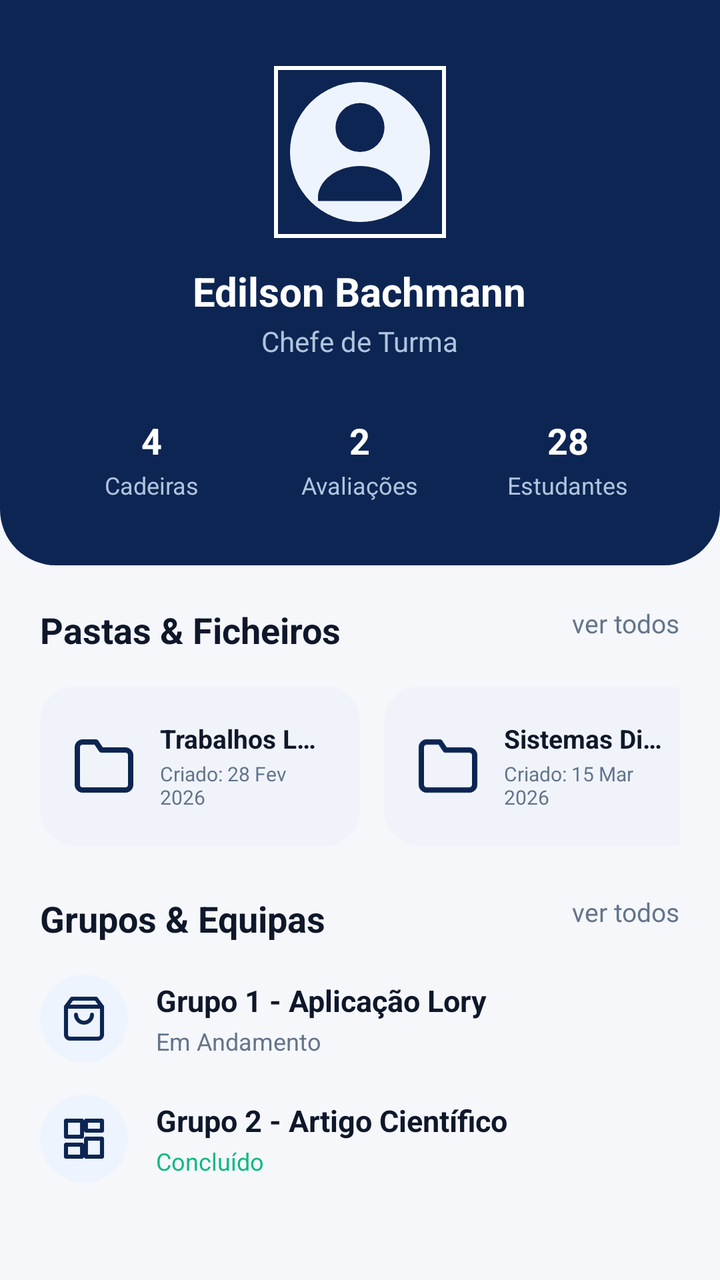
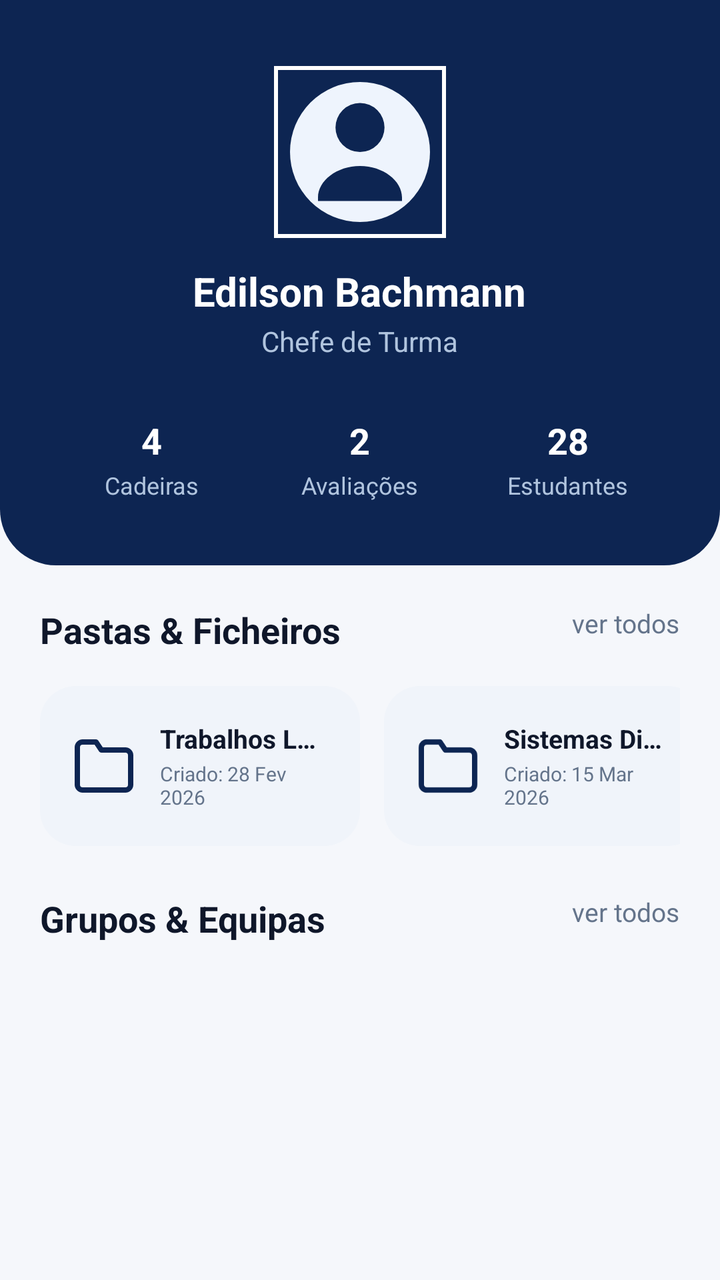

Compare the two renders of this Android layout. The source of the first and the diff that turns it into the second are given below.
<!-- AndroidManifest.xml: application theme Theme.Lory -->
<!-- res/layout/fragment_profile.xml -->
<?xml version="1.0" encoding="utf-8"?>
<androidx.core.widget.NestedScrollView xmlns:android="http://schemas.android.com/apk/res/android"
    xmlns:app="http://schemas.android.com/apk/res-auto"
    xmlns:tools="http://schemas.android.com/tools"
    android:layout_width="match_parent"
    android:layout_height="match_parent"
    android:background="@color/background_light"
    android:fillViewport="true">

    <LinearLayout
        android:layout_width="match_parent"
        android:layout_height="wrap_content"
        android:orientation="vertical">

        
        <LinearLayout
            android:layout_width="match_parent"
            android:layout_height="wrap_content"
            android:background="@drawable/bg_profile_header"
            android:gravity="center_horizontal"
            android:orientation="vertical"
            android:paddingStart="24dp"
            android:paddingTop="32dp"
            android:paddingEnd="24dp"
            android:paddingBottom="32dp">

            
            <com.google.android.material.imageview.ShapeableImageView
                android:id="@+id/iv_profile_avatar"
                android:layout_width="88dp"
                android:layout_height="88dp"
                android:contentDescription="@string/desc_avatar"
                android:padding="2dp"
                android:src="@drawable/ic_avatar_placeholder"
                app:cornerSize="50%"
                app:strokeColor="@color/white"
                app:strokeWidth="2dp" />

            
            <TextView
                android:id="@+id/tv_profile_name"
                android:layout_width="wrap_content"
                android:layout_height="wrap_content"
                android:layout_marginTop="12dp"
                android:text="Edilson Bachmann"
                android:textColor="@color/white"
                android:textSize="20sp"
                android:textStyle="bold" />

            
            <TextView
                android:id="@+id/tv_profile_role"
                android:layout_width="wrap_content"
                android:layout_height="wrap_content"
                android:layout_marginTop="2dp"
                android:text="@string/role_chefe"
                android:textColor="@color/text_white_muted"
                android:textSize="14sp" />

            
            <LinearLayout
                android:layout_width="match_parent"
                android:layout_height="wrap_content"
                android:layout_marginTop="28dp"
                android:baselineAligned="false"
                android:orientation="horizontal"
                android:weightSum="3">

                
                <LinearLayout
                    android:layout_width="0dp"
                    android:layout_height="wrap_content"
                    android:layout_weight="1"
                    android:gravity="center"
                    android:orientation="vertical">

                    <TextView
                        android:id="@+id/tv_stat_cadeiras_count"
                        android:layout_width="wrap_content"
                        android:layout_height="wrap_content"
                        android:text="4"
                        android:textColor="@color/white"
                        android:textSize="18sp"
                        android:textStyle="bold" />

                    <TextView
                        android:layout_width="wrap_content"
                        android:layout_height="wrap_content"
                        android:layout_marginTop="2dp"
                        android:text="@string/stat_cadeiras"
                        android:textColor="@color/text_white_muted"
                        android:textSize="12sp" />
                </LinearLayout>

                
                <LinearLayout
                    android:layout_width="0dp"
                    android:layout_height="wrap_content"
                    android:layout_weight="1"
                    android:gravity="center"
                    android:orientation="vertical">

                    <TextView
                        android:id="@+id/tv_stat_eventos_count"
                        android:layout_width="wrap_content"
                        android:layout_height="wrap_content"
                        android:text="2"
                        android:textColor="@color/white"
                        android:textSize="18sp"
                        android:textStyle="bold" />

                    <TextView
                        android:layout_width="wrap_content"
                        android:layout_height="wrap_content"
                        android:layout_marginTop="2dp"
                        android:text="@string/stat_eventos"
                        android:textColor="@color/text_white_muted"
                        android:textSize="12sp" />
                </LinearLayout>

                
                <LinearLayout
                    android:layout_width="0dp"
                    android:layout_height="wrap_content"
                    android:layout_weight="1"
                    android:gravity="center"
                    android:orientation="vertical">

                    <TextView
                        android:id="@+id/tv_stat_estudantes_count"
                        android:layout_width="wrap_content"
                        android:layout_height="wrap_content"
                        android:text="28"
                        android:textColor="@color/white"
                        android:textSize="18sp"
                        android:textStyle="bold" />

                    <TextView
                        android:layout_width="wrap_content"
                        android:layout_height="wrap_content"
                        android:layout_marginTop="2dp"
                        android:text="@string/stat_estudantes"
                        android:textColor="@color/text_white_muted"
                        android:textSize="12sp" />
                </LinearLayout>

            </LinearLayout>

        </LinearLayout>

        
        <LinearLayout
            android:layout_width="match_parent"
            android:layout_height="wrap_content"
            android:orientation="vertical"
            android:padding="20dp">

            
            <RelativeLayout
                android:layout_width="match_parent"
                android:layout_height="wrap_content"
                android:layout_marginBottom="16dp">

                <TextView
                    android:layout_width="wrap_content"
                    android:layout_height="wrap_content"
                    android:layout_alignParentStart="true"
                    android:text="@string/folders_title"
                    android:textColor="@color/text_primary"
                    android:textSize="18sp"
                    android:textStyle="bold" />

                <TextView
                    android:id="@+id/tv_view_all_folders"
                    android:layout_width="wrap_content"
                    android:layout_height="wrap_content"
                    android:layout_alignParentEnd="true"
                    android:text="@string/view_all"
                    android:textColor="@color/text_secondary"
                    android:textSize="13sp" />
            </RelativeLayout>

            
            <HorizontalScrollView
                android:layout_width="match_parent"
                android:layout_height="wrap_content"
                android:layout_marginBottom="24dp"
                android:scrollbars="none">

                <LinearLayout
                    android:layout_width="wrap_content"
                    android:layout_height="wrap_content"
                    android:orientation="horizontal">

                    
                    <LinearLayout
                        android:layout_width="160dp"
                        android:layout_height="80dp"
                        android:layout_marginEnd="12dp"
                        android:background="@drawable/bg_card_light"
                        android:gravity="center_vertical"
                        android:orientation="horizontal"
                        android:padding="16dp">

                        <ImageView
                            android:layout_width="32dp"
                            android:layout_height="32dp"
                            android:contentDescription="@string/desc_folder"
                            android:src="@drawable/ic_folder"
                            app:tint="@color/primary_dark_blue" />

                        <LinearLayout
                            android:layout_width="match_parent"
                            android:layout_height="wrap_content"
                            android:layout_marginStart="12dp"
                            android:orientation="vertical">

                            <TextView
                                android:layout_width="wrap_content"
                                android:layout_height="wrap_content"
                                android:ellipsize="end"
                                android:maxLines="1"
                                android:text="Trabalhos Lory"
                                android:textColor="@color/text_primary"
                                android:textSize="13sp"
                                android:textStyle="bold" />

                            <TextView
                                android:layout_width="wrap_content"
                                android:layout_height="wrap_content"
                                android:layout_marginTop="2dp"
                                android:text="Criado: 28 Fev 2026"
                                android:textColor="@color/text_secondary"
                                android:textSize="10sp" />
                        </LinearLayout>
                    </LinearLayout>

                    
                    <LinearLayout
                        android:layout_width="160dp"
                        android:layout_height="80dp"
                        android:layout_marginEnd="12dp"
                        android:background="@drawable/bg_card_light"
                        android:gravity="center_vertical"
                        android:orientation="horizontal"
                        android:padding="16dp">

                        <ImageView
                            android:layout_width="32dp"
                            android:layout_height="32dp"
                            android:contentDescription="@string/desc_folder"
                            android:src="@drawable/ic_folder"
                            app:tint="@color/primary_dark_blue" />

                        <LinearLayout
                            android:layout_width="match_parent"
                            android:layout_height="wrap_content"
                            android:layout_marginStart="12dp"
                            android:orientation="vertical">

                            <TextView
                                android:layout_width="wrap_content"
                                android:layout_height="wrap_content"
                                android:ellipsize="end"
                                android:maxLines="1"
                                android:text="Sistemas Distribuídos"
                                android:textColor="@color/text_primary"
                                android:textSize="13sp"
                                android:textStyle="bold" />

                            <TextView
                                android:layout_width="wrap_content"
                                android:layout_height="wrap_content"
                                android:layout_marginTop="2dp"
                                android:text="Criado: 15 Mar 2026"
                                android:textColor="@color/text_secondary"
                                android:textSize="10sp" />
                        </LinearLayout>
                    </LinearLayout>

                </LinearLayout>
            </HorizontalScrollView>

            
            <RelativeLayout
                android:layout_width="match_parent"
                android:layout_height="wrap_content"
                android:layout_marginBottom="16dp">

                <TextView
                    android:layout_width="wrap_content"
                    android:layout_height="wrap_content"
                    android:layout_alignParentStart="true"
                    android:text="@string/my_team_title"
                    android:textColor="@color/text_primary"
                    android:textSize="18sp"
                    android:textStyle="bold" />

                <TextView
                    android:id="@+id/tv_view_all_team"
                    android:layout_width="wrap_content"
                    android:layout_height="wrap_content"
                    android:layout_alignParentEnd="true"
                    android:text="@string/view_all"
                    android:textColor="@color/text_secondary"
                    android:textSize="13sp" />
            </RelativeLayout>

            

            
            <RelativeLayout
                android:layout_width="match_parent"
                android:layout_height="wrap_content"
                android:layout_marginBottom="16dp">

                <ImageView
                    android:id="@+id/item1_icon"
                    android:layout_width="44dp"
                    android:layout_height="44dp"
                    android:layout_alignParentStart="true"
                    android:layout_centerVertical="true"
                    android:background="@drawable/bg_circle_icon"
                    android:contentDescription="@string/desc_icon"
                    android:padding="10dp"
                    android:src="@drawable/ic_bag"
                    app:tint="@color/primary_dark_blue" />

                <LinearLayout
                    android:layout_width="wrap_content"
                    android:layout_height="wrap_content"
                    android:layout_centerVertical="true"
                    android:layout_marginStart="14dp"
                    android:layout_toEndOf="@id/item1_icon"
                    android:orientation="vertical">

                    <TextView
                        android:layout_width="wrap_content"
                        android:layout_height="wrap_content"
                        android:text="Grupo 1 - Aplicação Lory"
                        android:textColor="@color/text_primary"
                        android:textSize="15sp"
                        android:textStyle="bold" />

                    <TextView
                        android:layout_width="wrap_content"
                        android:layout_height="wrap_content"
                        android:layout_marginTop="2dp"
                        android:text="@string/project_in_progress"
                        android:textColor="@color/text_secondary"
                        android:textSize="12sp" />
                </LinearLayout>

            </RelativeLayout>

            
            <RelativeLayout
                android:layout_width="match_parent"
                android:layout_height="wrap_content"
                android:layout_marginBottom="16dp">

                <ImageView
                    android:id="@+id/item2_icon"
                    android:layout_width="44dp"
                    android:layout_height="44dp"
                    android:layout_alignParentStart="true"
                    android:layout_centerVertical="true"
                    android:background="@drawable/bg_circle_icon"
                    android:contentDescription="@string/desc_icon"
                    android:padding="10dp"
                    android:src="@drawable/ic_dashboard"
                    app:tint="@color/primary_dark_blue" />

                <LinearLayout
                    android:layout_width="wrap_content"
                    android:layout_height="wrap_content"
                    android:layout_centerVertical="true"
                    android:layout_marginStart="14dp"
                    android:layout_toEndOf="@id/item2_icon"
                    android:orientation="vertical">

                    <TextView
                        android:layout_width="wrap_content"
                        android:layout_height="wrap_content"
                        android:text="Grupo 2 - Artigo Científico"
                        android:textColor="@color/text_primary"
                        android:textSize="15sp"
                        android:textStyle="bold" />

                    <TextView
                        android:layout_width="wrap_content"
                        android:layout_height="wrap_content"
                        android:layout_marginTop="2dp"
                        android:text="@string/project_completed"
                        android:textColor="@color/status_green"
                        android:textSize="12sp" />
                </LinearLayout>

            </RelativeLayout>

        </LinearLayout>

    </LinearLayout>
</androidx.core.widget.NestedScrollView>
<!-- resources referenced by this layout -->
<resources>
  <color name="background_light">#F5F7FB</color>
  <color name="primary_dark_blue">#0D2552</color>
  <color name="status_green">#10B981</color>
  <color name="text_primary">#0F172A</color>
  <color name="text_secondary">#64748B</color>
  <color name="text_white_muted">#B0C4DE</color>
  <color name="white">#FFFFFFFF</color>
  <!-- drawable bg_card_light (drawable) -->
  <?xml version="1.0" encoding="utf-8"?>
  <shape xmlns:android="http://schemas.android.com/apk/res/android"
      android:shape="rectangle">
      <solid android:color="@color/card_light" />
      <corners android:radius="18dp" />
  </shape>
  <!-- drawable bg_circle_icon (drawable) -->
  <?xml version="1.0" encoding="utf-8"?>
  <shape xmlns:android="http://schemas.android.com/apk/res/android"
      android:shape="oval">
      <solid android:color="@color/light_blue_bg" />
  </shape>
  <!-- drawable bg_profile_header (drawable) -->
  <?xml version="1.0" encoding="utf-8"?>
  <shape xmlns:android="http://schemas.android.com/apk/res/android"
      android:shape="rectangle">
      <solid android:color="@color/primary_dark_blue" />
      <corners
          android:bottomLeftRadius="28dp"
          android:bottomRightRadius="28dp" />
  </shape>
  <!-- drawable ic_bag (drawable) -->
  <vector xmlns:android="http://schemas.android.com/apk/res/android"
      android:width="24dp"
      android:height="24dp"
      android:viewportWidth="24"
      android:viewportHeight="24">
    <path
        android:fillColor="#00000000"
        android:strokeColor="@color/primary_dark_blue"
        android:strokeWidth="2"
        android:strokeLineCap="round"
        android:strokeLineJoin="round"
        android:pathData="M6,2L3,6v14a2,2 0,0 0,2 2h14a2,2 0,0 0,2,-2V6l-3,-4z M3,6h18 M16,10a4,4 0,0 1,-8 0"/>
  </vector>
  <!-- drawable ic_dashboard (drawable) -->
  <vector xmlns:android="http://schemas.android.com/apk/res/android"
      android:width="24dp"
      android:height="24dp"
      android:viewportWidth="24"
      android:viewportHeight="24">
    <path
        android:fillColor="#00000000"
        android:strokeColor="@color/primary_dark_blue"
        android:strokeWidth="2"
        android:strokeLineCap="round"
        android:strokeLineJoin="round"
        android:pathData="M3,3h8v8H3z M13,3h8v5h-8z M13,12h8v9h-8z M3,15h8v6H3z"/>
  </vector>
  <string name="desc_avatar">Foto do Perfil</string>
  <string name="desc_folder">Pasta de Ficheiros</string>
  <string name="desc_icon">Ícone</string>
  <string name="folders_title">Pastas &amp; Ficheiros</string>
  <string name="my_team_title">Grupos &amp; Equipas</string>
  <string name="project_completed">Concluído</string>
  <string name="project_in_progress">Em Andamento</string>
  <string name="role_chefe">Chefe de Turma</string>
  <string name="stat_cadeiras">Cadeiras</string>
  <string name="stat_estudantes">Estudantes</string>
  <string name="stat_eventos">Avaliações</string>
  <string name="view_all">ver todos</string>
  <style name="Theme.Lory" parent="Base.Theme.Lory" />
  <color name="card_light">#F0F4FA</color>
  <color name="light_blue_bg">#EEF4FD</color>
  <style name="Base.Theme.Lory" parent="Theme.Material3.DayNight.NoActionBar">
          
          <item name="colorPrimary">@color/primary_dark_blue</item>
          <item name="colorOnPrimary">@color/white</item>
          <item name="colorContainer">@color/surface_white</item>
          <item name="android:statusBarColor">@color/background_light</item>
          <item name="android:windowLightStatusBar">true</item>
          <item name="android:windowBackground">@color/background_light</item>
      </style>
  <color name="surface_white">#FFFFFF</color>
  <!-- unchanged entries left out for length: 2 -->
</resources>

<!-- the commit's change to res/layout/fragment_profile.xml (unified diff, before → after) -->
@@ -306,97 +306,23 @@
                     android:textSize="13sp" />
             </RelativeLayout>
 
-            
-
-            
-            <RelativeLayout
-                android:layout_width="match_parent"
-                android:layout_height="wrap_content"
-                android:layout_marginBottom="16dp">
-
-                <ImageView
-                    android:id="@+id/item1_icon"
-                    android:layout_width="44dp"
-                    android:layout_height="44dp"
-                    android:layout_alignParentStart="true"
-                    android:layout_centerVertical="true"
-                    android:background="@drawable/bg_circle_icon"
-                    android:contentDescription="@string/desc_icon"
-                    android:padding="10dp"
-                    android:src="@drawable/ic_bag"
-                    app:tint="@color/primary_dark_blue" />
-
-                <LinearLayout
-                    android:layout_width="wrap_content"
-                    android:layout_height="wrap_content"
-                    android:layout_centerVertical="true"
-                    android:layout_marginStart="14dp"
-                    android:layout_toEndOf="@id/item1_icon"
-                    android:orientation="vertical">
-
-                    <TextView
-                        android:layout_width="wrap_content"
-                        android:layout_height="wrap_content"
-                        android:text="Grupo 1 - Aplicação Lory"
-                        android:textColor="@color/text_primary"
-                        android:textSize="15sp"
-                        android:textStyle="bold" />
-
-                    <TextView
-                        android:layout_width="wrap_content"
-                        android:layout_height="wrap_content"
-                        android:layout_marginTop="2dp"
-                        android:text="@string/project_in_progress"
-                        android:textColor="@color/text_secondary"
-                        android:textSize="12sp" />
-                </LinearLayout>
-
-            </RelativeLayout>
-
-            
-            <RelativeLayout
-                android:layout_width="match_parent"
-                android:layout_height="wrap_content"
-                android:layout_marginBottom="16dp">
-
-                <ImageView
-                    android:id="@+id/item2_icon"
-                    android:layout_width="44dp"
-                    android:layout_height="44dp"
-                    android:layout_alignParentStart="true"
-                    android:layout_centerVertical="true"
-                    android:background="@drawable/bg_circle_icon"
-                    android:contentDescription="@string/desc_icon"
-                    android:padding="10dp"
-                    android:src="@drawable/ic_dashboard"
-                    app:tint="@color/primary_dark_blue" />
-
-                <LinearLayout
-                    android:layout_width="wrap_content"
-                    android:layout_height="wrap_content"
-                    android:layout_centerVertical="true"
-                    android:layout_marginStart="14dp"
-                    android:layout_toEndOf="@id/item2_icon"
-                    android:orientation="vertical">
-
-                    <TextView
-                        android:layout_width="wrap_content"
-                        android:layout_height="wrap_content"
-                        android:text="Grupo 2 - Artigo Científico"
-                        android:textColor="@color/text_primary"
-                        android:textSize="15sp"
-                        android:textStyle="bold" />
-
-                    <TextView
-                        android:layout_width="wrap_content"
-                        android:layout_height="wrap_content"
-                        android:layout_marginTop="2dp"
-                        android:text="@string/project_completed"
-                        android:textColor="@color/status_green"
-                        android:textSize="12sp" />
-                </LinearLayout>
-
-            </RelativeLayout>
+            <TextView
+                android:id="@+id/tv_empty_groups"
+                android:layout_width="match_parent"
+                android:layout_height="wrap_content"
+                android:gravity="center"
+                android:padding="16dp"
+                android:text="@string/empty_grupos"
+                android:textColor="@color/text_secondary"
+                android:textSize="14sp"
+                android:visibility="gone" />
+
+            <androidx.recyclerview.widget.RecyclerView
+                android:id="@+id/rv_grupos"
+                android:layout_width="match_parent"
+                android:layout_height="wrap_content"
+                android:nestedScrollingEnabled="false"
+                tools:listitem="@layout/item_grupo_card" />
 
         </LinearLayout>
 
<!-- resource entries referenced after the edit -->
@@ -2,7 +2,6 @@
 <resources>
   <color name="background_light">#F5F7FB</color>
   <color name="primary_dark_blue">#0D2552</color>
-  <color name="status_green">#10B981</color>
   <color name="text_primary">#0F172A</color>
   <color name="text_secondary">#64748B</color>
   <color name="text_white_muted">#B0C4DE</color>
@@ -14,12 +13,6 @@
       <solid android:color="@color/card_light" />
       <corners android:radius="18dp" />
   </shape>
-  <!-- drawable bg_circle_icon (drawable) -->
-  <?xml version="1.0" encoding="utf-8"?>
-  <shape xmlns:android="http://schemas.android.com/apk/res/android"
-      android:shape="oval">
-      <solid android:color="@color/light_blue_bg" />
-  </shape>
   <!-- drawable bg_profile_header (drawable) -->
   <?xml version="1.0" encoding="utf-8"?>
   <shape xmlns:android="http://schemas.android.com/apk/res/android"
@@ -29,41 +22,11 @@
           android:bottomLeftRadius="28dp"
           android:bottomRightRadius="28dp" />
   </shape>
-  <!-- drawable ic_bag (drawable) -->
-  <vector xmlns:android="http://schemas.android.com/apk/res/android"
-      android:width="24dp"
-      android:height="24dp"
-      android:viewportWidth="24"
-      android:viewportHeight="24">
-    <path
-        android:fillColor="#00000000"
-        android:strokeColor="@color/primary_dark_blue"
-        android:strokeWidth="2"
-        android:strokeLineCap="round"
-        android:strokeLineJoin="round"
-        android:pathData="M6,2L3,6v14a2,2 0,0 0,2 2h14a2,2 0,0 0,2,-2V6l-3,-4z M3,6h18 M16,10a4,4 0,0 1,-8 0"/>
-  </vector>
-  <!-- drawable ic_dashboard (drawable) -->
-  <vector xmlns:android="http://schemas.android.com/apk/res/android"
-      android:width="24dp"
-      android:height="24dp"
-      android:viewportWidth="24"
-      android:viewportHeight="24">
-    <path
-        android:fillColor="#00000000"
-        android:strokeColor="@color/primary_dark_blue"
-        android:strokeWidth="2"
-        android:strokeLineCap="round"
-        android:strokeLineJoin="round"
-        android:pathData="M3,3h8v8H3z M13,3h8v5h-8z M13,12h8v9h-8z M3,15h8v6H3z"/>
-  </vector>
   <string name="desc_avatar">Foto do Perfil</string>
   <string name="desc_folder">Pasta de Ficheiros</string>
-  <string name="desc_icon">Ícone</string>
+  <string name="empty_grupos">Nenhum grupo cadastrado no momento.</string>
   <string name="folders_title">Pastas &amp; Ficheiros</string>
   <string name="my_team_title">Grupos &amp; Equipas</string>
-  <string name="project_completed">Concluído</string>
-  <string name="project_in_progress">Em Andamento</string>
   <string name="role_chefe">Chefe de Turma</string>
   <string name="stat_cadeiras">Cadeiras</string>
   <string name="stat_estudantes">Estudantes</string>
